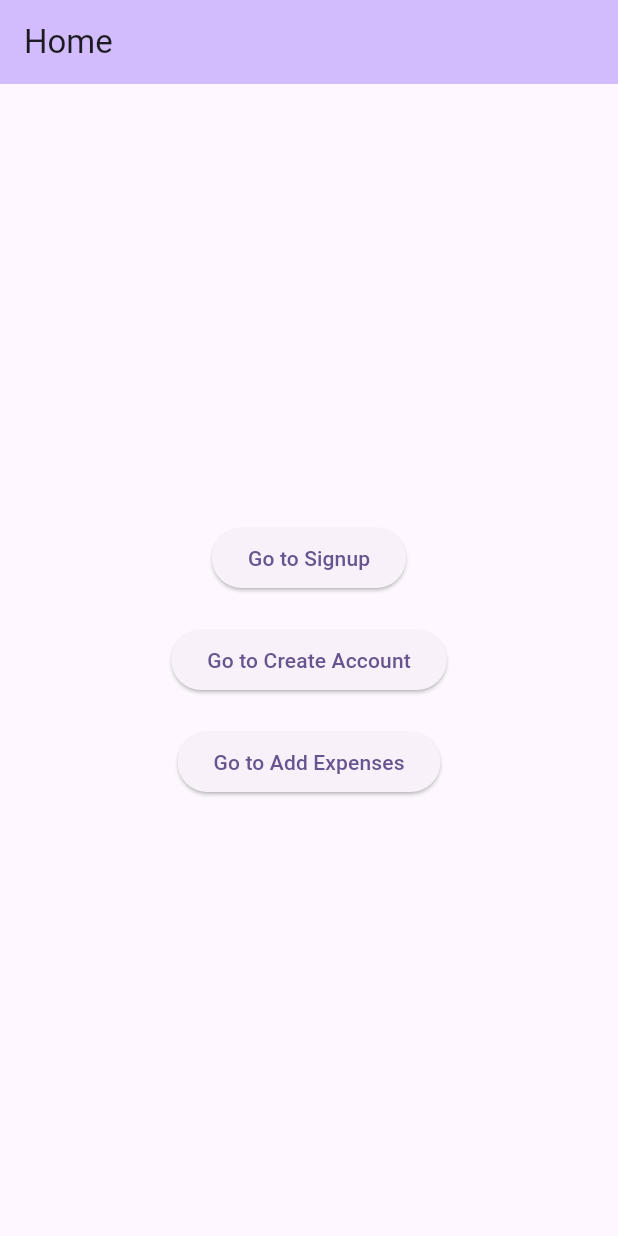
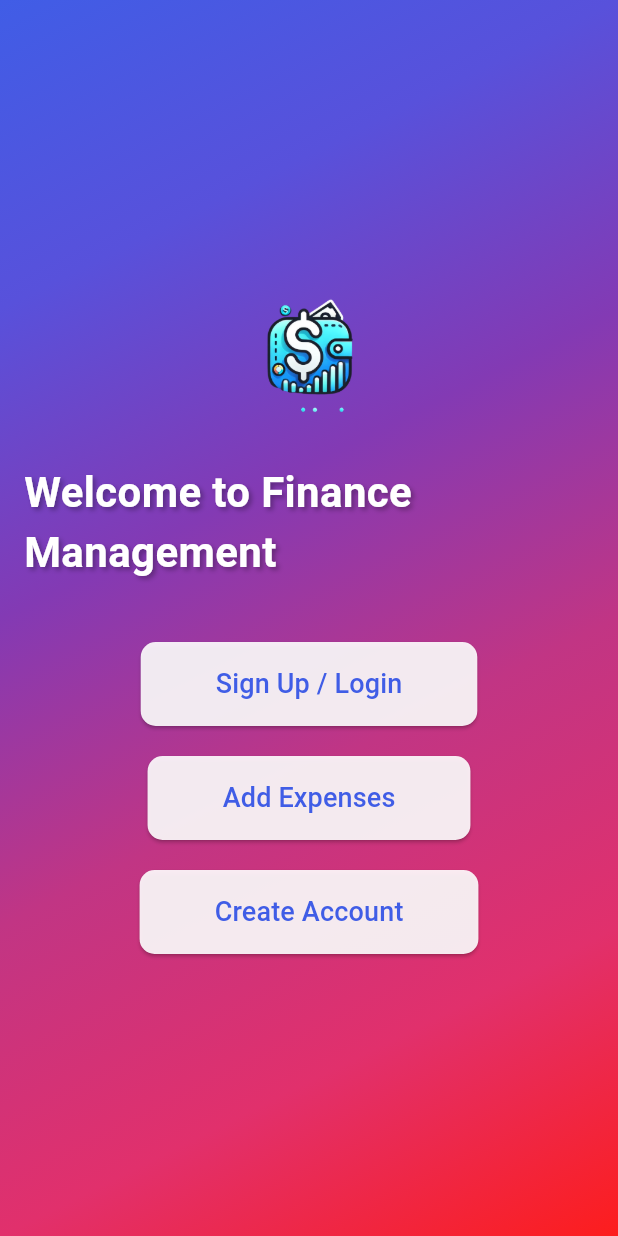
Before and after one commit to PasanPB/Spendio, a Flutter app: the screen it shows after launch, on a phone screen of 412 x 824 dp. Run offline on Flutter 3.47's test engine with Material 3 defaults, Android fonts, the phone set to English and light mode, and no system bars; our stand-ins replace fl_chart.

Commit message:
home page

```diff
--- a/lib/main.dart
+++ b/lib/main.dart
@@ -42,35 +42,108 @@ class _MyHomePageState extends State<MyHomePage> {
   @override
   Widget build(BuildContext context) {
     return Scaffold(
-      appBar: AppBar(
-        backgroundColor: Theme.of(context).colorScheme.inversePrimary,
-        title: Text(widget.title),
+      body: Container(
+        decoration: BoxDecoration(
+          gradient: LinearGradient(
+            colors: [
+              Color(0xFF405DE6),
+              Color(0xFF5851DB),
+              Color(0xFF833AB4),
+              Color(0xFFC13584),
+              Color(0xFFE1306C),
+              Color(0xFFFD1D1D),
+            ],
+            begin: Alignment.topLeft,
+            end: Alignment.bottomRight,
           ),
-      body: Center(
+        ),
+        child: Center(
+          child: SingleChildScrollView(
+            child: Padding(
+              padding: const EdgeInsets.all(16.0),
               child: Column(
                 mainAxisAlignment: MainAxisAlignment.center,
-          children: <Widget>[
+                children: [
+                  // Logo
+                  Image.asset(
+                    'assets/assets/logo.png', // Replace with your logo path
+                    width: 100, // Adjust size as needed
+                    height: 100,
+                    errorBuilder: (context, error, stackTrace) {
+                      return Icon(Icons.error, size: 100, color: Colors.white); // Fallback if image fails to load
+                    },
+                  ),
+                  SizedBox(height: 20),
+                  Text(
+                    'Welcome to Finance Management',
+                    style: TextStyle(
+                      fontSize: 28,
+                      fontWeight: FontWeight.bold,
+                      color: Colors.white,
+                      shadows: [
+                        Shadow(
+                          blurRadius: 4,
+                          color: Colors.black.withOpacity(0.3),
+                          offset: Offset(2, 2),
+                        ),
+                      ],
+                    ),
+                  ),
+                  SizedBox(height: 40),
                   ElevatedButton(
+                    style: ElevatedButton.styleFrom(
+                      foregroundColor: Color(0xFF405DE6), backgroundColor: Colors.white.withOpacity(0.9),
+                      padding: EdgeInsets.symmetric(horizontal: 50, vertical: 15),
+                      shape: RoundedRectangleBorder(
+                        borderRadius: BorderRadius.circular(10),
+                      ),
+                    ),
                     onPressed: () {
                       Navigator.pushNamed(context, '/signup');
                     },
-              child: const Text('Go to Signup'),
+                    child: Text(
+                      'Sign Up / Login',
+                      style: TextStyle(fontSize: 18),
                     ),
-            const SizedBox(height: 20),
+                  ),
+                  SizedBox(height: 20),
                   ElevatedButton(
+                    style: ElevatedButton.styleFrom(
+                      foregroundColor: Color(0xFF405DE6), backgroundColor: Colors.white.withOpacity(0.9),
+                      padding: EdgeInsets.symmetric(horizontal: 50, vertical: 15),
+                      shape: RoundedRectangleBorder(
+                        borderRadius: BorderRadius.circular(10),
+                      ),
+                    ),
+                    onPressed: () {
+                      Navigator.pushNamed(context, '/addExpenses');
+                    },
+                    child: Text(
+                      'Add Expenses',
+                      style: TextStyle(fontSize: 18),
+                    ),
+                  ),
+                  SizedBox(height: 20),
+                  ElevatedButton(
+                    style: ElevatedButton.styleFrom(
+                      foregroundColor: Color(0xFF405DE6), backgroundColor: Colors.white.withOpacity(0.9),
+                      padding: EdgeInsets.symmetric(horizontal: 50, vertical: 15),
+                      shape: RoundedRectangleBorder(
+                        borderRadius: BorderRadius.circular(10),
+                      ),
+                    ),
                     onPressed: () {
                       Navigator.pushNamed(context, '/createAccount');
                     },
-              child: const Text('Go to Create Account'),
+                    child: Text(
+                      'Create Account',
+                      style: TextStyle(fontSize: 18),
                     ),
-            const SizedBox(height: 20),
-            ElevatedButton(
-              onPressed: () {
-                Navigator.pushNamed(context, '/addExpenses');
-              },
-              child: const Text('Go to Add Expenses'),
                   ),
                 ],
+              ),
+            ),
+          ),
         ),
       ),
     );
--- a/lib/signup.dart
+++ b/lib/signup.dart
@@ -33,10 +33,14 @@ class _LoginSignupPageState extends State<LoginSignupPage> {
               child: Column(
                 mainAxisAlignment: MainAxisAlignment.center,
                 children: [
-                  Icon(
-                    Icons.monetization_on,
-                    size: 80,
-                    color: Colors.white,
+                  // Logo
+                  Image.asset(
+                    'assets/assets/logo.png', // Replace with your logo path
+                    width: 100, // Adjust size as needed
+                    height: 100,
+                    errorBuilder: (context, error, stackTrace) {
+                      return Icon(Icons.error, size: 100, color: Colors.white); // Fallback if image fails to load
+                    },
                   ),
                   SizedBox(height: 20),
                   Text(
```
Lines whose indentation alone changed are shown as unchanged.
